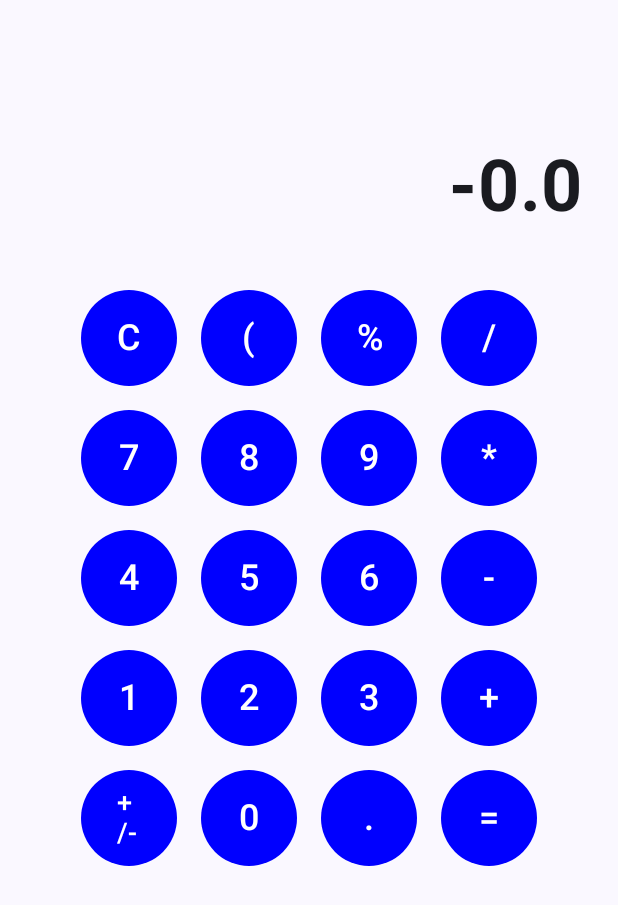
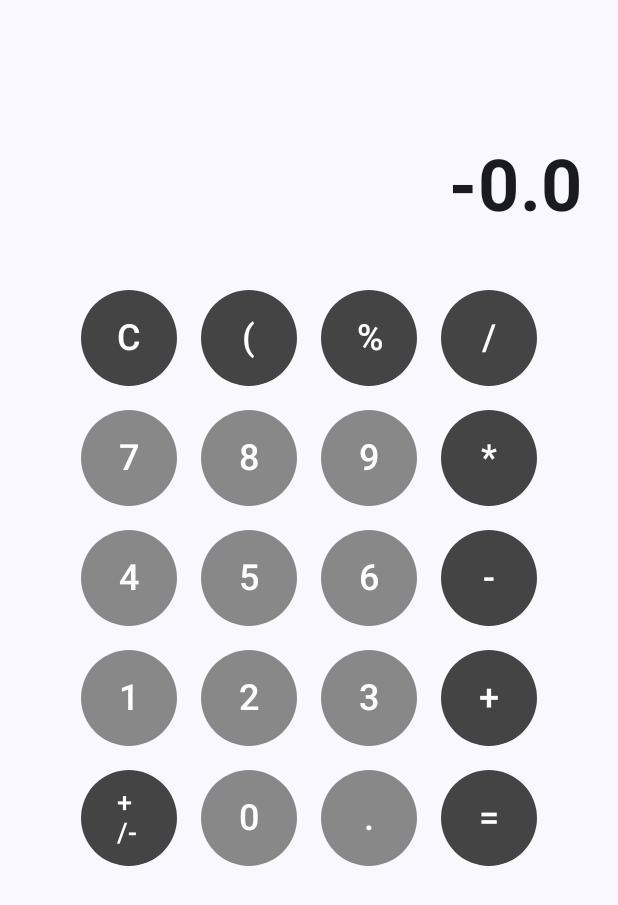
Before and after one commit to Jucasix/DJPM, an Android app built with Jetpack Compose: the screen it shows after launch (MainActivity), after a tap on "+/-", on a phone screen of 412 x 824 dp. Shown: the top 905 px of the screen. Run offline under Robolectric (Android 15) with nearby library versions, the phone set to English and light mode, and no system bars.

Commit message:
new update

```diff
--- a/calculater/app/src/main/java/ipca/example/calculater/CalculaterScreen.kt
+++ b/calculater/app/src/main/java/ipca/example/calculater/CalculaterScreen.kt
@@ -1,9 +1,6 @@
 package ipca.example.calculater
 
-import androidx.compose.foundation.layout.* // Já está importado
-import androidx.compose.foundation.shape.CircleShape // Importa a forma circular
-import androidx.compose.material3.Button
-import androidx.compose.material3.ButtonDefaults // Para alterar as cores do botão
+import androidx.compose.foundation.layout.*
 import androidx.compose.material3.Text
 import androidx.compose.runtime.*
 import androidx.compose.ui.Alignment
@@ -15,7 +12,7 @@ import androidx.compose.ui.unit.dp
 import androidx.compose.ui.unit.sp
 import androidx.compose.ui.text.style.TextAlign
 import androidx.compose.ui.unit.TextUnit
-
+import ipca.example.calculater.ui.components.CalcButton
 
 @Preview
 @Composable
@@ -30,12 +27,10 @@ fun CalculatorScreen(modifier: Modifier = Modifier) {
         modifier = modifier
             .fillMaxSize()
             .padding(16.dp),
-        horizontalAlignment = Alignment.CenterHorizontally // Centralizando conteúdo
+        horizontalAlignment = Alignment.CenterHorizontally
     ) {
-        // Espaço para o display
         Spacer(modifier = Modifier.height(32.dp))
 
-        // Linha superior: exibe a operação atual
         Text(
             text = operationDisplay,
             fontSize = 24.sp,
@@ -46,7 +41,6 @@ fun CalculatorScreen(modifier: Modifier = Modifier) {
             maxLines = 1
         )
 
-        // Linha inferior: exibe o resultado ou o número digitado
         Text(
             text = display,
             fontSize = 48.sp,
@@ -58,84 +52,84 @@ fun CalculatorScreen(modifier: Modifier = Modifier) {
             textAlign = TextAlign.End
         )
 
-        // Espaço para os botões
         Spacer(modifier = Modifier.height(24.dp))
 
         // Primeira linha: C, (), %, /
         Row {
-            CalcButton(text = "C") {
+            CalcButton(text = "C", isOperator = true, onClick = {
                 clearCalculator(
                     onUpdateDisplay = { display = it },
                     onUpdateOperador = { operador = it },
                     onUpdateValor1 = { valor1 = it },
                     onUpdateOperationDisplay = { operationDisplay = it }
                 )
-            }
-            CalcButton(text = if (isOpenParenthesis) ")" else "(") {
+            })
+            CalcButton(text = if (isOpenParenthesis) ")" else "(", isOperator = true, onClick = {
                 if (isOpenParenthesis) {
                     onCloseParenthesis(display, onUpdateDisplay = { display = it })
                 } else {
                     onOpenParenthesis(display, onUpdateDisplay = { display = it })
                 }
                 isOpenParenthesis = !isOpenParenthesis
-            }
-            CalcButton(text = "%") {
+            })
+            CalcButton(text = "%", isOperator = true, onClick = {
                 onPercentClick(display, onUpdateDisplay = { display = it })
-            }
-            CalcButton(text = "/") {
+            })
+            CalcButton(text = "/", isOperator = true, onClick = {
                 operador = "/"
                 valor1 = display
                 display = ""
                 operationDisplay = "$valor1 /"
-            }
+            })
         }
 
         // Segunda linha: 7, 8, 9, *
         Row {
-            CalcButton(text = "7") { onNumberClick("7", display, onUpdateDisplay = { display = it }) }
-            CalcButton(text = "8") { onNumberClick("8", display, onUpdateDisplay = { display = it }) }
-            CalcButton(text = "9") { onNumberClick("9", display, onUpdateDisplay = { display = it }) }
-            CalcButton(text = "*") {
+            CalcButton(text = "7", onClick = { onNumberClick("7", display, onUpdateDisplay = { display = it }) })
+            CalcButton(text = "8", onClick = { onNumberClick("8", display, onUpdateDisplay = { display = it }) })
+            CalcButton(text = "9", onClick = { onNumberClick("9", display, onUpdateDisplay = { display = it }) })
+            CalcButton(text = "*", isOperator = true, onClick = {
                 operador = "*"
                 valor1 = display
                 display = ""
                 operationDisplay = "$valor1 *"
-            }
+            })
         }
 
         // Terceira linha: 4, 5, 6, -
         Row {
-            CalcButton(text = "4") { onNumberClick("4", display, onUpdateDisplay = { display = it }) }
-            CalcButton(text = "5") { onNumberClick("5", display, onUpdateDisplay = { display = it }) }
-            CalcButton(text = "6") { onNumberClick("6", display, onUpdateDisplay = { display = it }) }
-            CalcButton(text = "-") {
+            CalcButton(text = "4", onClick = { onNumberClick("4", display, onUpdateDisplay = { display = it }) })
+            CalcButton(text = "5", onClick = { onNumberClick("5", display, onUpdateDisplay = { display = it }) })
+            CalcButton(text = "6", onClick = { onNumberClick("6", display, onUpdateDisplay = { display = it }) })
+            CalcButton(text = "-", isOperator = true, onClick = {
                 operador = "-"
                 valor1 = display
                 display = ""
                 operationDisplay = "$valor1 -"
-            }
+            })
         }
 
         // Quarta linha: 1, 2, 3, +
         Row {
-            CalcButton(text = "1") { onNumberClick("1", display, onUpdateDisplay = { display = it }) }
-            CalcButton(text = "2") { onNumberClick("2", display, onUpdateDisplay = { display = it }) }
-            CalcButton(text = "3") { onNumberClick("3", display, onUpdateDisplay = { display = it }) }
-            CalcButton(text = "+") {
+            CalcButton(text = "1", onClick = { onNumberClick("1", display, onUpdateDisplay = { display = it }) })
+            CalcButton(text = "2", onClick = { onNumberClick("2", display, onUpdateDisplay = { display = it }) })
+            CalcButton(text = "3", onClick = { onNumberClick("3", display, onUpdateDisplay = { display = it }) })
+            CalcButton(text = "+", isOperator = true, onClick = {
                 operador = "+"
                 valor1 = display
                 display = ""
                 operationDisplay = "$valor1 +"
-            }
+            })
         }
 
         // Última linha: +/-, 0, ., =
         Row {
-            // Diminuindo a fonte do botão "+/-"
-            CalcButton(text = "+/-", fontSize = 18.sp) { onToggleSign(display, onUpdateDisplay = { display = it }) }
-            CalcButton(text = "0") { onNumberClick("0", display, onUpdateDisplay = { display = it }) }
-            CalcButton(text = ".") { onDecimalClick(display, onUpdateDisplay = { display = it }) }
-            CalcButton(text = "=") {
+            CalcButton(text = "+/-", fontSize = 18.sp, isOperator = true, onClick = {
+                onToggleSign(display, onUpdateDisplay = { display = it })
+            })
+            CalcButton(text = "0", onClick = { onNumberClick("0", display, onUpdateDisplay = { display = it }) })
+            CalcButton(text = ".", onClick = { onDecimalClick(display, onUpdateDisplay = { display = it }) })
+            CalcButton(text = "=", isOperator = true, onClick = {
                 calculateResult(
                     valor1 = valor1,
                     valor2 = display,
@@ -143,26 +137,11 @@ fun CalculatorScreen(modifier: Modifier = Modifier) {
                     onUpdateDisplay = { display = it },
                     onUpdateOperationDisplay = { operationDisplay = it }
                 )
-            }
+            })
         }
     }
 }
 
-@Composable
-fun CalcButton(text: String, fontSize: TextUnit = 24.sp, onClick: () -> Unit) {
-    Button(
-        onClick = onClick,
-        shape = CircleShape, // Botões redondos
-        colors = ButtonDefaults.buttonColors(
-            containerColor = Color.Blue // Botões de cor azul
-        ),
-        modifier = Modifier
-            .padding(8.dp)
-            .size(64.dp) // Tamanho do botão (largura e altura iguais)
-    ) {
-        Text(text = text, color = Color.White, fontSize = fontSize)
-    }
-}
 
 
 // Funções auxiliares
@@ -188,7 +167,6 @@ fun onToggleSign(currentDisplay: String, onUpdateDisplay: (String) -> Unit) {
 }
 
 fun onDecimalClick(currentDisplay: String, onUpdateDisplay: (String) -> Unit) {
-    // Se o número já tiver um ponto decimal, não faz nada
     if (!currentDisplay.contains(".")) {
         onUpdateDisplay(currentDisplay + ".")
     }
@@ -207,10 +185,14 @@ fun calculateResult(
         "+" -> num1 + num2
         "-" -> num1 - num2
         "*" -> num1 * num2
-        "/" -> if (num2 != 0.0) num1 / num2 else "Erro"
+        "/" -> if (num2 != 0.0) num1 / num2 else Double.NaN
         else -> 0.0
     }
-    onUpdateDisplay(result.toString())
+
+    // Arredondar o resultado para no máximo 6 casas decimais
+    val roundedResult = String.format("%.6f", result).toDouble()
+
+    onUpdateDisplay(roundedResult.toString())
     onUpdateOperationDisplay("$valor1 $operador $valor2 =")
 }
 
--- /dev/null
+++ b/calculater/app/src/main/java/ipca/example/calculater/ui/components/CalcButton.kt
@@ -0,0 +1,37 @@
+package ipca.example.calculater.ui.components
+
+import androidx.compose.foundation.layout.padding
+import androidx.compose.foundation.layout.size
+import androidx.compose.foundation.shape.CircleShape
+import androidx.compose.material3.Button
+import androidx.compose.material3.ButtonDefaults
+import androidx.compose.material3.Text
+import androidx.compose.runtime.Composable
+import androidx.compose.ui.Modifier
+import androidx.compose.ui.graphics.Color
+import androidx.compose.ui.unit.TextUnit
+import androidx.compose.ui.unit.dp
+import androidx.compose.ui.unit.sp
+
+@Composable
+fun CalcButton(
+    text: String,
+    fontSize: TextUnit = 24.sp,
+    onClick: () -> Unit,
+    isOperator: Boolean = false
+) {
+    val buttonColor = if (isOperator) Color.DarkGray else Color.Gray
+
+    Button(
+        onClick = onClick,
+        shape = CircleShape,
+        colors = ButtonDefaults.buttonColors(
+            containerColor = buttonColor
+        ),
+        modifier = Modifier
+            .padding(8.dp)
+            .size(64.dp)
+    ) {
+        Text(text = text, color = Color.White, fontSize = fontSize)
+    }
+}
```
